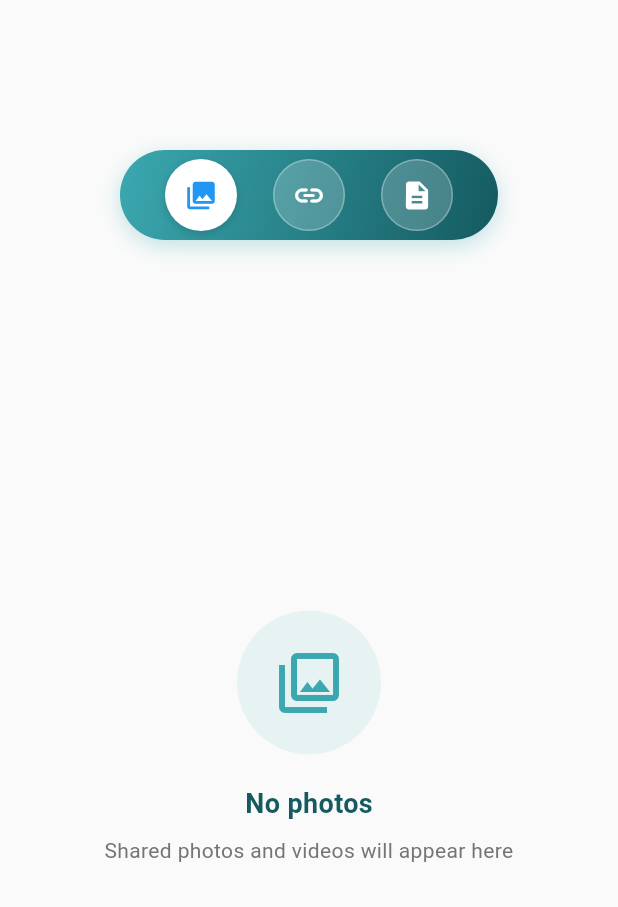
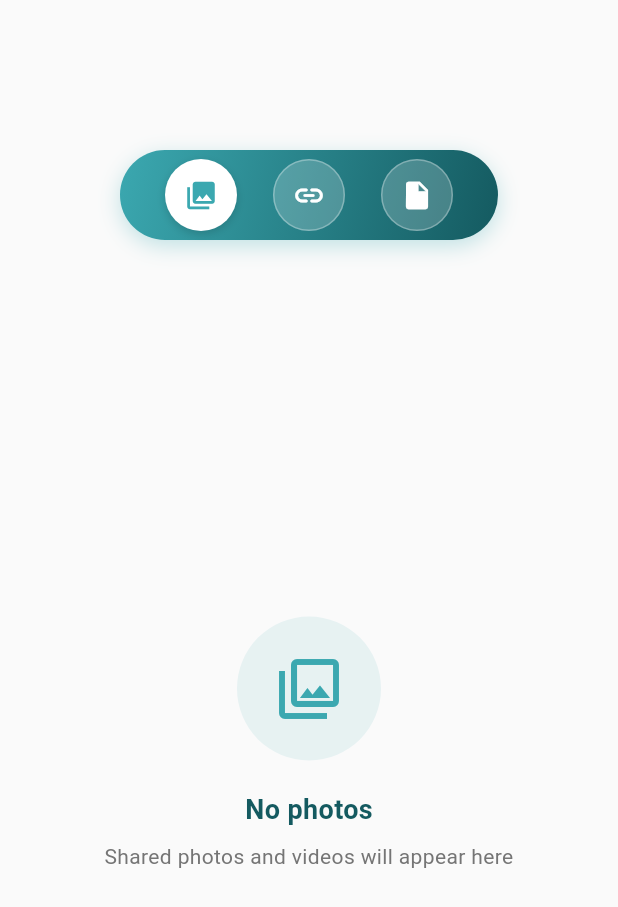
Before and after one commit to donpablitoooooooo/TuyJo, a Flutter app: the MediaScreen screen opened directly, on a phone screen of 412 x 824 dp. Shown: the top 907 px of the screen. Run offline on Flutter 3.47's test engine with Material 3 defaults, Android fonts, the phone set to English and light mode, and no system bars; our stand-ins replace cloud_firestore, file_picker, firebase_core, firebase_messaging, firebase_storage, flutter_compass and 13 more; missing offline and left inert: asn1lib, encrypt, mobile_scanner, pdfx, pointycastle; accounts and stored records are empty; generated files the repository leaves out were written again.

Commit message:
fix: Update media section icons and colors per user feedback
Changes:
- Use exact icons from attach modal (photo_library, link_rounded, insert_drive_file)
- Simplified icon colors: selected=teal on white, unselected=white on teal
- Add 8px spacing after tab selector for uniform distances
- Filter out link preview images (fileName starts with 'link_preview_')
- Remove unused color constants

https://claude.ai/code/session_01XXxfJ7Wk9V8KiQBFBKe7Gw

```diff
--- a/flutter-app/lib/screens/media_screen.dart
+++ b/flutter-app/lib/screens/media_screen.dart
@@ -14,10 +14,6 @@ import 'package:url_launcher/url_launcher.dart';
 class MediaColors {
   static const Color tealLight = Color(0xFF3BA8B0);
   static const Color tealDark = Color(0xFF145A60);
-  // Colori icone come nella modale allegati
-  static const Color iconPhoto = Color(0xFF2196F3);    // Blu
-  static const Color iconLink = Color(0xFF9C27B0);     // Viola
-  static const Color iconDocument = Color(0xFF4CAF50); // Verde
   // Colori mio/tuo
   static const Color mine = Color(0xFF3BA8B0);         // Teal per "mio"
   static const Color theirs = Color(0xFF9E9E9E);       // Grigio per "tuo"
@@ -54,13 +50,17 @@ class _MediaScreenState extends State<MediaScreen> {
   }
 
   /// Ottiene foto e video dai messaggi (più recenti prima)
+  /// Esclude le preview dei link (fileName inizia con 'link_preview_')
   List<_MediaItem> _getPhotoItems(List<Message> messages) {
     final List<_MediaItem> items = [];
     for (var message in messages) {
       if (message.attachments != null && message.attachments!.isNotEmpty) {
         for (var attachment in message.attachments!) {
           if (attachment.type == 'photo' || attachment.type == 'video') {
-            items.add(_MediaItem(attachment: attachment, message: message));
+            // Escludi le preview dei link
+            if (!attachment.fileName.startsWith('link_preview_')) {
+              items.add(_MediaItem(attachment: attachment, message: message));
+            }
           }
         }
       }
@@ -120,6 +120,9 @@ class _MediaScreenState extends State<MediaScreen> {
           // Tab selector solo icone
           _buildTabSelector(),
 
+          // Spazio uniforme (stesso della distanza bandiera-contenuto)
+          const SizedBox(height: 8),
+
           // Content area
           Expanded(
             child: _buildContent(l10n, photoItems, linkItems, documentItems),
@@ -151,15 +154,16 @@ class _MediaScreenState extends State<MediaScreen> {
       child: Row(
         mainAxisAlignment: MainAxisAlignment.spaceEvenly,
         children: [
-          _buildTabIcon(0, Icons.photo_library, MediaColors.iconPhoto),
-          _buildTabIcon(1, Icons.link_rounded, MediaColors.iconLink),
-          _buildTabIcon(2, Icons.description, MediaColors.iconDocument),
+          // Stesse icone della modale attach
+          _buildTabIcon(0, Icons.photo_library),
+          _buildTabIcon(1, Icons.link_rounded),
+          _buildTabIcon(2, Icons.insert_drive_file),
         ],
       ),
     );
   }
 
-  Widget _buildTabIcon(int index, IconData icon, Color iconColor) {
+  Widget _buildTabIcon(int index, IconData icon) {
     final isSelected = _selectedTabIndex == index;
     return GestureDetector(
       onTap: () => setState(() => _selectedTabIndex = index),
@@ -184,7 +188,8 @@ class _MediaScreenState extends State<MediaScreen> {
         child: Icon(
           icon,
           size: 22,
-          color: isSelected ? iconColor : Colors.white,
+          // Selezionato: teal su bianco, non selezionato: bianco su teal
+          color: isSelected ? MediaColors.tealLight : Colors.white,
         ),
       ),
     );
```
